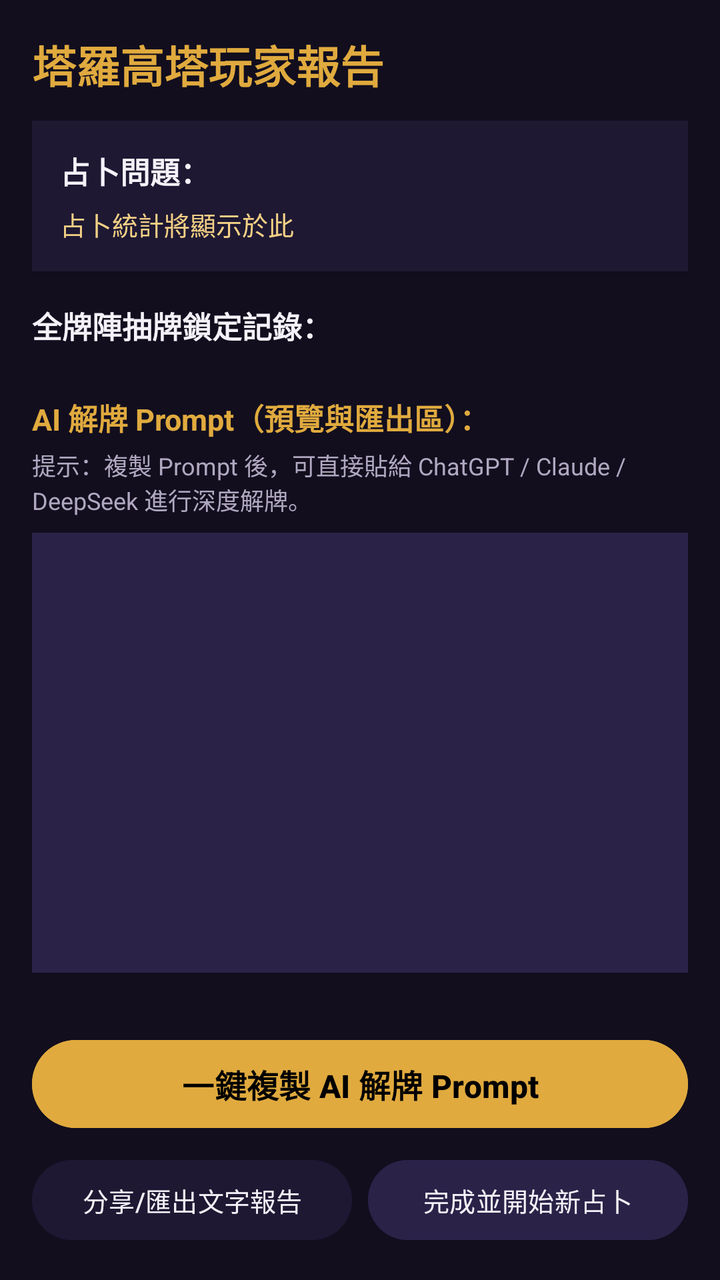
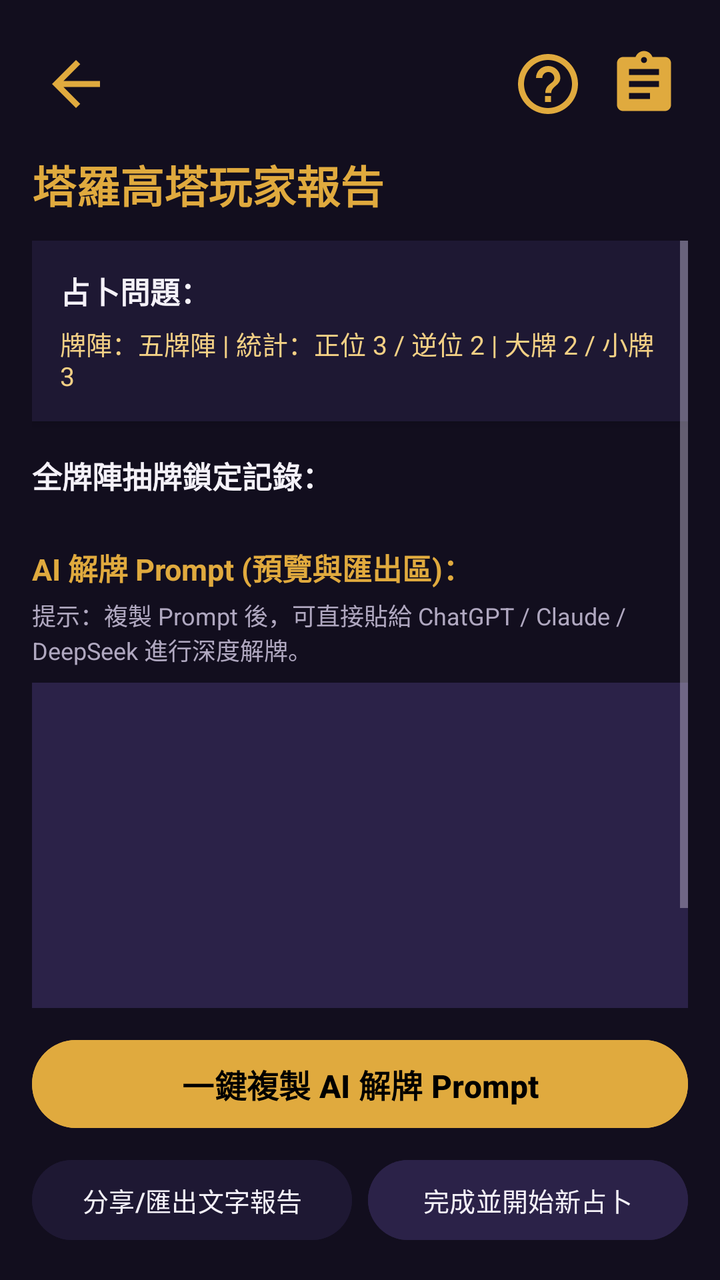

Screens rendered from an Android XML layout before and after an edit, with the pre-edit source and the edit as a unified diff.
<!-- AndroidManifest.xml: application theme Theme.Tarot -->
<!-- res/layout/activity_report.xml -->
<?xml version="1.0" encoding="utf-8"?>
<LinearLayout xmlns:android="http://schemas.android.com/apk/res/android"
    android:id="@+id/main"
    android:layout_width="match_parent"
    android:layout_height="match_parent"
    android:orientation="vertical"
    android:background="@color/tarot_bg_dark"
    android:padding="16dp">

    
    <TextView
        android:layout_width="wrap_content"
        android:layout_height="wrap_content"
        android:text="@string/title_report"
        android:textColor="@color/tarot_gold_accent"
        android:textSize="22sp"
        android:textStyle="bold" />

    <ScrollView
        android:layout_width="match_parent"
        android:layout_height="0dp"
        android:layout_weight="1"
        android:layout_marginTop="12dp"
        android:fillViewport="true">

        <LinearLayout
            android:layout_width="match_parent"
            android:layout_height="wrap_content"
            android:orientation="vertical">

            
            <LinearLayout
                android:layout_width="match_parent"
                android:layout_height="wrap_content"
                android:orientation="vertical"
                android:padding="14dp"
                android:background="@color/tarot_surface"
                android:elevation="3dp">

                <TextView
                    android:id="@+id/tv_report_question"
                    android:layout_width="wrap_content"
                    android:layout_height="wrap_content"
                    android:text="@string/report_question_placeholder"
                    android:textColor="@color/tarot_text_primary"
                    android:textSize="15sp"
                    android:textStyle="bold" />

                <TextView
                    android:id="@+id/tv_report_stats"
                    android:layout_width="wrap_content"
                    android:layout_height="wrap_content"
                    android:layout_marginTop="6dp"
                    android:text="@string/report_stats_placeholder"
                    android:textColor="@color/tarot_gold_light"
                    android:textSize="13sp" />
            </LinearLayout>

            
            <TextView
                android:layout_width="wrap_content"
                android:layout_height="wrap_content"
                android:layout_marginTop="16dp"
                android:text="@string/report_cards_heading"
                android:textColor="@color/tarot_text_primary"
                android:textSize="15sp"
                android:textStyle="bold" />

            <androidx.recyclerview.widget.RecyclerView
                android:id="@+id/rv_report_cards"
                android:layout_width="match_parent"
                android:layout_height="wrap_content"
                android:layout_marginTop="8dp"
                android:nestedScrollingEnabled="false" />

            
            <TextView
                android:layout_width="wrap_content"
                android:layout_height="wrap_content"
                android:layout_marginTop="16dp"
                android:text="@string/report_prompt_heading"
                android:textColor="@color/tarot_gold_accent"
                android:textSize="15sp"
                android:textStyle="bold" />

            <TextView
                android:layout_width="wrap_content"
                android:layout_height="wrap_content"
                android:layout_marginTop="4dp"
                android:text="@string/ai_prompt_notice"
                android:textColor="@color/tarot_text_secondary"
                android:textSize="12sp" />

            <EditText
                android:id="@+id/et_ai_prompt"
                android:layout_width="match_parent"
                android:layout_height="220dp"
                android:layout_marginTop="8dp"
                android:background="@color/tarot_surface_variant"
                android:padding="12dp"
                android:textColor="@color/tarot_text_primary"
                android:textSize="12sp"
                android:gravity="top|start"
                android:focusable="true"
                android:focusableInTouchMode="true"
                android:inputType="textMultiLine"
                android:scrollbars="vertical" />

        </LinearLayout>
    </ScrollView>

    
    <LinearLayout
        android:layout_width="match_parent"
        android:layout_height="wrap_content"
        android:layout_marginTop="12dp"
        android:orientation="vertical">

        <com.google.android.material.button.MaterialButton
            android:id="@+id/btn_copy_prompt"
            android:layout_width="match_parent"
            android:layout_height="52dp"
            android:text="@string/btn_copy_ai_prompt"
            android:textColor="@color/black"
            android:textSize="16sp"
            android:textStyle="bold"
            android:backgroundTint="@color/tarot_gold_accent" />

        <LinearLayout
            android:layout_width="match_parent"
            android:layout_height="wrap_content"
            android:layout_marginTop="8dp"
            android:orientation="horizontal">

            <com.google.android.material.button.MaterialButton
                android:id="@+id/btn_share"
                android:layout_width="0dp"
                android:layout_height="48dp"
                android:layout_weight="1"
                android:text="@string/btn_share_report"
                android:textColor="@color/tarot_text_primary"
                android:textSize="13sp"
                android:backgroundTint="@color/tarot_surface" />

            <com.google.android.material.button.MaterialButton
                android:id="@+id/btn_new_reading"
                android:layout_width="0dp"
                android:layout_height="48dp"
                android:layout_weight="1"
                android:layout_marginStart="8dp"
                android:text="@string/btn_new_reading"
                android:textColor="@color/tarot_text_primary"
                android:textSize="13sp"
                android:backgroundTint="@color/tarot_surface_variant" />
        </LinearLayout>
    </LinearLayout>

</LinearLayout>
<!-- resources referenced by this layout -->
<resources>
  <color name="black">#FF000000</color>
  <color name="tarot_bg_dark">#120E1E</color>
  <color name="tarot_gold_accent">#E0AA3E</color>
  <color name="tarot_gold_light">#F3D085</color>
  <color name="tarot_surface">#1E1833</color>
  <color name="tarot_surface_variant">#2B2248</color>
  <color name="tarot_text_primary">#F4F1F8</color>
  <color name="tarot_text_secondary">#B0A8C0</color>
  <string name="ai_prompt_notice">提示：複製 Prompt 後，可直接貼給 ChatGPT / Claude / DeepSeek 進行深度解牌。</string>
  <string name="btn_copy_ai_prompt">一鍵複製 AI 解牌 Prompt</string>
  <string name="btn_new_reading">完成並開始新占卜</string>
  <string name="btn_share_report">分享/匯出文字報告</string>
  <string name="report_cards_heading">全牌陣抽牌鎖定記錄：</string>
  <string name="report_prompt_heading">AI 解牌 Prompt（預覽與匯出區）：</string>
  <string name="report_question_placeholder">占卜問題：</string>
  <string name="report_stats_placeholder">占卜統計將顯示於此</string>
  <string name="title_report">塔羅高塔玩家報告</string>
  <style name="Theme.Tarot" parent="Base.Theme.Tarot" />
  <style name="Base.Theme.Tarot" parent="Theme.Material3.DayNight.NoActionBar">
          
          <item name="android:windowBackground">@color/tarot_bg_dark</item>
          <item name="colorPrimary">@color/tarot_purple_primary</item>
          <item name="colorSecondary">@color/tarot_gold_accent</item>
          <item name="colorSurface">@color/tarot_surface</item>
          <item name="android:textColorPrimary">@color/tarot_text_primary</item>
          <item name="android:textColorSecondary">@color/tarot_text_secondary</item>
          <item name="android:statusBarColor">@color/tarot_bg_dark</item>
      </style>
  <color name="tarot_purple_primary">#9D4EDD</color>
</resources>

<!-- the commit's change to res/layout/activity_report.xml (unified diff, before → after) -->
@@ -8,6 +8,9 @@
     android:padding="16dp">
 
     
+    <include layout="@layout/layout_top_header" />
+
+    
     <TextView
         android:layout_width="wrap_content"
         android:layout_height="wrap_content"
@@ -41,7 +44,7 @@
                     android:id="@+id/tv_report_question"
                     android:layout_width="wrap_content"
                     android:layout_height="wrap_content"
-                    android:text="@string/report_question_placeholder"
+                    android:text="占卜問題："
                     android:textColor="@color/tarot_text_primary"
                     android:textSize="15sp"
                     android:textStyle="bold" />
@@ -51,7 +54,7 @@
                     android:layout_width="wrap_content"
                     android:layout_height="wrap_content"
                     android:layout_marginTop="6dp"
-                    android:text="@string/report_stats_placeholder"
+                    android:text="牌陣：五牌陣 | 統計：正位 3 / 逆位 2 | 大牌 2 / 小牌 3"
                     android:textColor="@color/tarot_gold_light"
                     android:textSize="13sp" />
             </LinearLayout>
@@ -61,7 +64,7 @@
                 android:layout_width="wrap_content"
                 android:layout_height="wrap_content"
                 android:layout_marginTop="16dp"
-                android:text="@string/report_cards_heading"
+                android:text="全牌陣抽牌鎖定記錄："
                 android:textColor="@color/tarot_text_primary"
                 android:textSize="15sp"
                 android:textStyle="bold" />
@@ -78,7 +81,7 @@
                 android:layout_width="wrap_content"
                 android:layout_height="wrap_content"
                 android:layout_marginTop="16dp"
-                android:text="@string/report_prompt_heading"
+                android:text="AI 解牌 Prompt (預覽與匯出區)："
                 android:textColor="@color/tarot_gold_accent"
                 android:textSize="15sp"
                 android:textStyle="bold" />
@@ -156,3 +159,50 @@
     </LinearLayout>
 
 </LinearLayout>
+<!-- res/layout/layout_top_header.xml (included above) -->
+<?xml version="1.0" encoding="utf-8"?>
+<LinearLayout xmlns:android="http://schemas.android.com/apk/res/android"
+    android:id="@+id/layout_top_header"
+    android:layout_width="match_parent"
+    android:layout_height="wrap_content"
+    android:orientation="horizontal"
+    android:gravity="center_vertical"
+    android:paddingVertical="4dp"
+    android:layout_marginBottom="8dp">
+
+    
+    <ImageButton
+        android:id="@+id/btn_header_back"
+        android:layout_width="44dp"
+        android:layout_height="44dp"
+        android:background="?attr/selectableItemBackgroundBorderless"
+        android:contentDescription="返回上一頁"
+        android:scaleType="centerInside"
+        android:src="@drawable/ic_back_gold" />
+
+    <View
+        android:layout_width="0dp"
+        android:layout_height="1dp"
+        android:layout_weight="1" />
+
+    
+    <ImageButton
+        android:id="@+id/btn_header_help"
+        android:layout_width="44dp"
+        android:layout_height="44dp"
+        android:background="?attr/selectableItemBackgroundBorderless"
+        android:contentDescription="使用說明"
+        android:scaleType="centerInside"
+        android:src="@drawable/ic_help_gold" />
+
+    <ImageButton
+        android:id="@+id/btn_header_history"
+        android:layout_width="44dp"
+        android:layout_height="44dp"
+        android:layout_marginStart="4dp"
+        android:background="?attr/selectableItemBackgroundBorderless"
+        android:contentDescription="歷史記事本"
+        android:scaleType="centerInside"
+        android:src="@drawable/ic_notebook_gold" />
+
+</LinearLayout>
<!-- resource entries referenced after the edit -->
@@ -8,14 +8,43 @@
   <color name="tarot_surface_variant">#2B2248</color>
   <color name="tarot_text_primary">#F4F1F8</color>
   <color name="tarot_text_secondary">#B0A8C0</color>
+  <!-- drawable ic_back_gold (drawable) -->
+  <?xml version="1.0" encoding="utf-8"?>
+  <vector xmlns:android="http://schemas.android.com/apk/res/android"
+      android:width="36dp"
+      android:height="36dp"
+      android:viewportWidth="24"
+      android:viewportHeight="24">
+      <path
+          android:fillColor="@color/tarot_gold_accent"
+          android:pathData="M20,11H7.83l5.59,-5.59L12,4l-8,8 8,8 1.41,-1.41L7.83,13H20v-2z" />
+  </vector>
+  <!-- drawable ic_help_gold (drawable) -->
+  <?xml version="1.0" encoding="utf-8"?>
+  <vector xmlns:android="http://schemas.android.com/apk/res/android"
+      android:width="36dp"
+      android:height="36dp"
+      android:viewportWidth="24"
+      android:viewportHeight="24">
+      <path
+          android:fillColor="@color/tarot_gold_accent"
+          android:pathData="M12,2C6.48,2 2,6.48 2,12s4.48,10 10,10 10,-4.48 10,-10S17.52,2 12,2zM12,20c-4.41,0 -8,-3.59 -8,-8s3.59,-8 8,-8 8,3.59 8,8 -3.59,8 -8,8zM12,6c-2.21,0 -4,1.79 -4,4h2.1c0,-1.1 0.9,-2 2.0, -2s2.0,0.9 2.0,2c0,2 -3.0,1.75 -3.0,5h2c0,-2.25 3.0,-2.5 3.0,-5 0,-2.21 -1.79,-4 -4,-4zM11,16h2v2h-2v-2z" />
+  </vector>
+  <!-- drawable ic_notebook_gold (drawable) -->
+  <?xml version="1.0" encoding="utf-8"?>
+  <vector xmlns:android="http://schemas.android.com/apk/res/android"
+      android:width="36dp"
+      android:height="36dp"
+      android:viewportWidth="24"
+      android:viewportHeight="24">
+      <path
+          android:fillColor="@color/tarot_gold_accent"
+          android:pathData="M19,3h-4.18C14.4,1.84 13.3,1 12,1S9.6,1.84 9.18,3H5C3.9,3 3,3.9 3,5v14c0,1.1 0.9,2 2,2h14c1.1,0 2,-0.9 2,-2V5C21,3.9 20.1,3 19,3zM12,3c0.55,0 1,0.45 1,1s-0.45,1 -1,1 -1,-0.45 -1,-1 0.45,-1 1,-1zM14,17H7v-2h7V17zM17,13H7v-2h10V13zM17,9H7V7h10V9z" />
+  </vector>
   <string name="ai_prompt_notice">提示：複製 Prompt 後，可直接貼給 ChatGPT / Claude / DeepSeek 進行深度解牌。</string>
   <string name="btn_copy_ai_prompt">一鍵複製 AI 解牌 Prompt</string>
   <string name="btn_new_reading">完成並開始新占卜</string>
   <string name="btn_share_report">分享/匯出文字報告</string>
-  <string name="report_cards_heading">全牌陣抽牌鎖定記錄：</string>
-  <string name="report_prompt_heading">AI 解牌 Prompt（預覽與匯出區）：</string>
-  <string name="report_question_placeholder">占卜問題：</string>
-  <string name="report_stats_placeholder">占卜統計將顯示於此</string>
   <string name="title_report">塔羅高塔玩家報告</string>
   <style name="Theme.Tarot" parent="Base.Theme.Tarot" />
   <style name="Base.Theme.Tarot" parent="Theme.Material3.DayNight.NoActionBar">
@@ -27,7 +56,21 @@
           <item name="android:textColorPrimary">@color/tarot_text_primary</item>
           <item name="android:textColorSecondary">@color/tarot_text_secondary</item>
           <item name="android:statusBarColor">@color/tarot_bg_dark</item>
+  
+          
+          <item name="alertDialogTheme">@style/Theme.Tarot.Dialog</item>
+  
+          
+          <item name="materialAlertDialogTheme">@style/Theme.Tarot.Dialog</item>
       </style>
   <color name="tarot_purple_primary">#9D4EDD</color>
+  <style name="Theme.Tarot.Dialog" parent="ThemeOverlay.Material3.MaterialAlertDialog">
+          <item name="android:background">@color/tarot_surface</item>
+          <item name="colorSurface">@color/tarot_surface</item>
+          <item name="android:textColorPrimary">@color/tarot_text_primary</item>
+          <item name="android:textColorSecondary">@color/tarot_text_secondary</item>
+          <item name="colorAccent">@color/tarot_gold_accent</item>
+          <item name="colorPrimary">@color/tarot_gold_accent</item>
+      </style>
 </resources>
 
